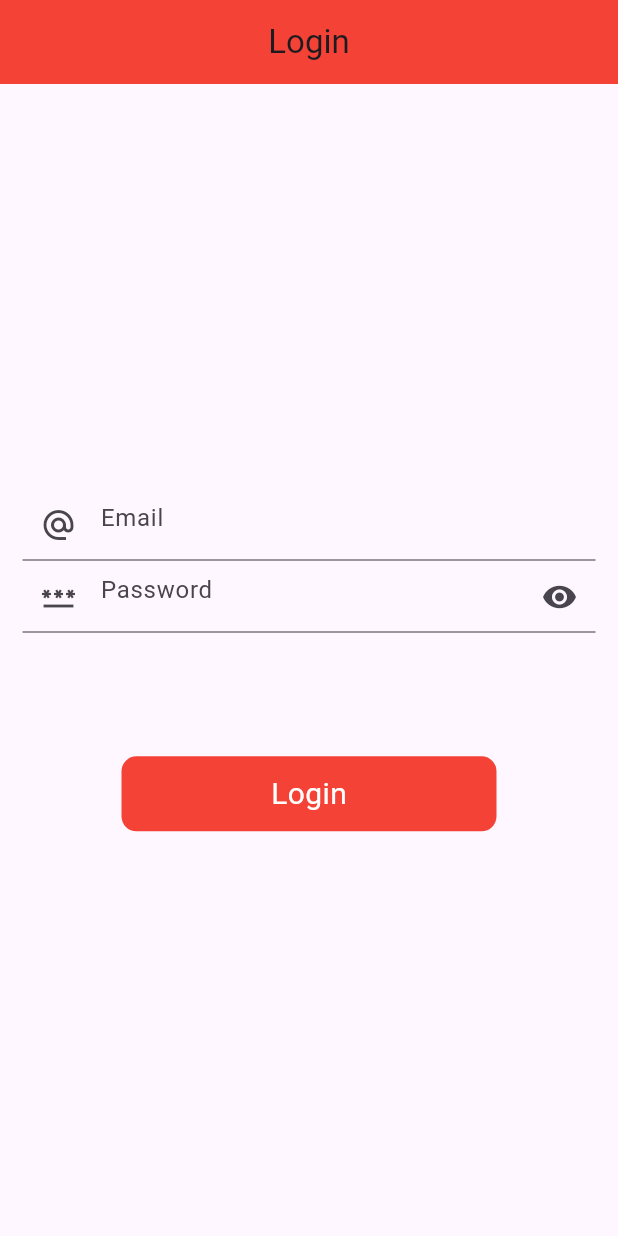
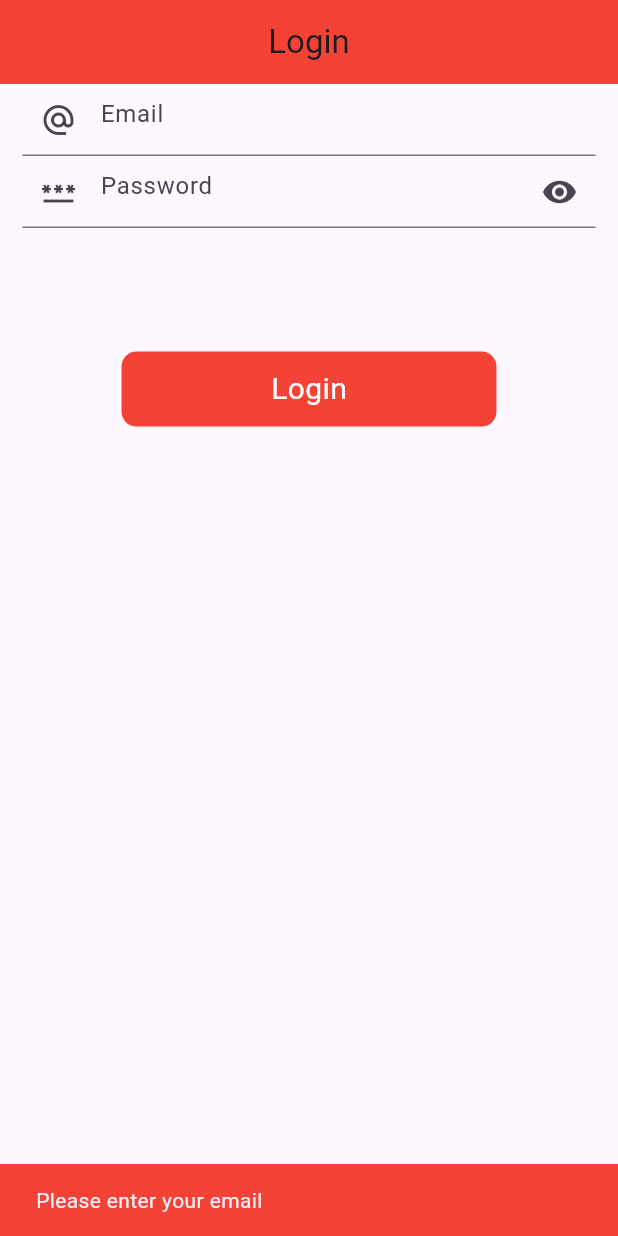
Before and after one commit to Aabis-Ahmed-Hassan/MVVM-with-Provider, a Flutter app: the screen it shows after launch, after a tap on "Login", on a phone screen of 412 x 824 dp. Run offline on Flutter 3.47's test engine with Material 3 defaults, Android fonts, the light colour scheme and no system bars; our stand-ins replace another_flushbar, fluttertoast.

Commit message:
Done with Form Validation with the help of SnackBar

```diff
--- a/lib/view/login_screen.dart
+++ b/lib/view/login_screen.dart
@@ -34,7 +34,7 @@ class _LoginScreenState extends State<LoginScreen> {
         body: Padding(
           padding: const EdgeInsets.symmetric(horizontal: 15),
           child: Column(
-            mainAxisAlignment: MainAxisAlignment.center,
+            mainAxisAlignment: MainAxisAlignment.start,
             crossAxisAlignment: CrossAxisAlignment.center,
             children: [
               TextFormField(
@@ -77,7 +77,28 @@ class _LoginScreenState extends State<LoginScreen> {
               RoundButton(
                   title: 'Login',
                   onPress: () {
-                    print('Button 1');
+
+
+
+
+                    if(_emailController.text.isEmpty) {
+
+                      Utils.showSnackBar('Please enter your email', context);
+
+                    }
+                    else if(_passwordController.text.isEmpty) {
+                      Utils.showSnackBar('Please Enter your password', context);
+
+
+                    }
+                    else if(_passwordController.text.length < 6) {
+
+                      Utils.showSnackBar('Password should be of 6 characters atleast!', context);
+                    }
+                    else{
+                      print('Api hit');
+                    }
+
                   }),
 
             ],
```
